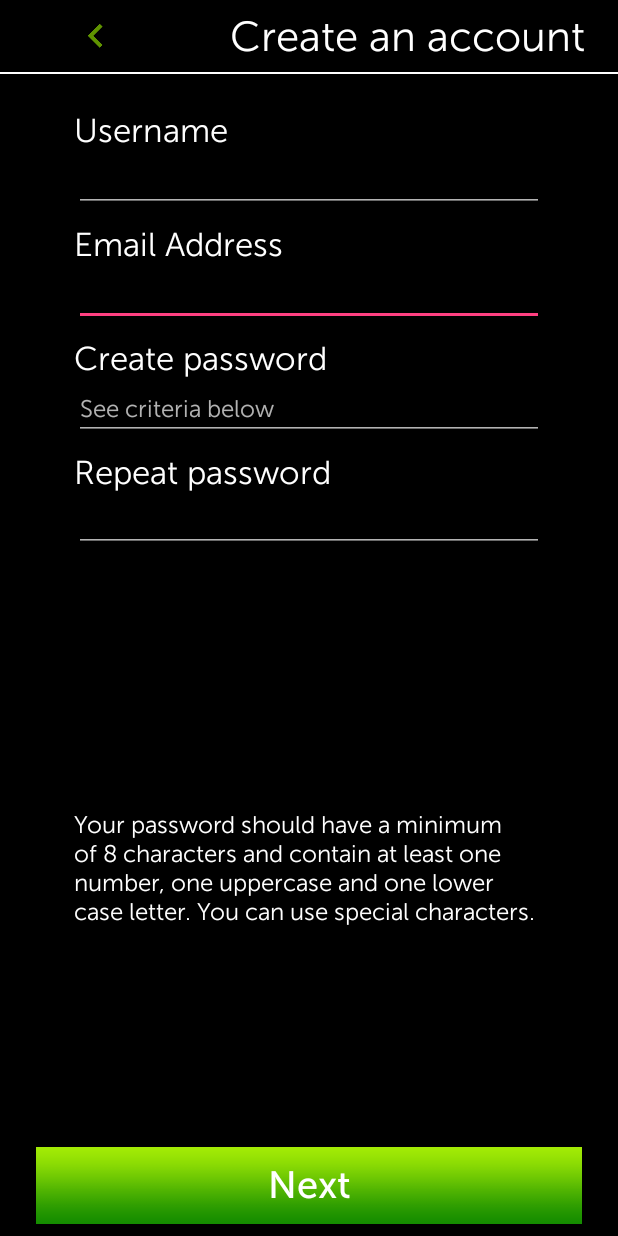
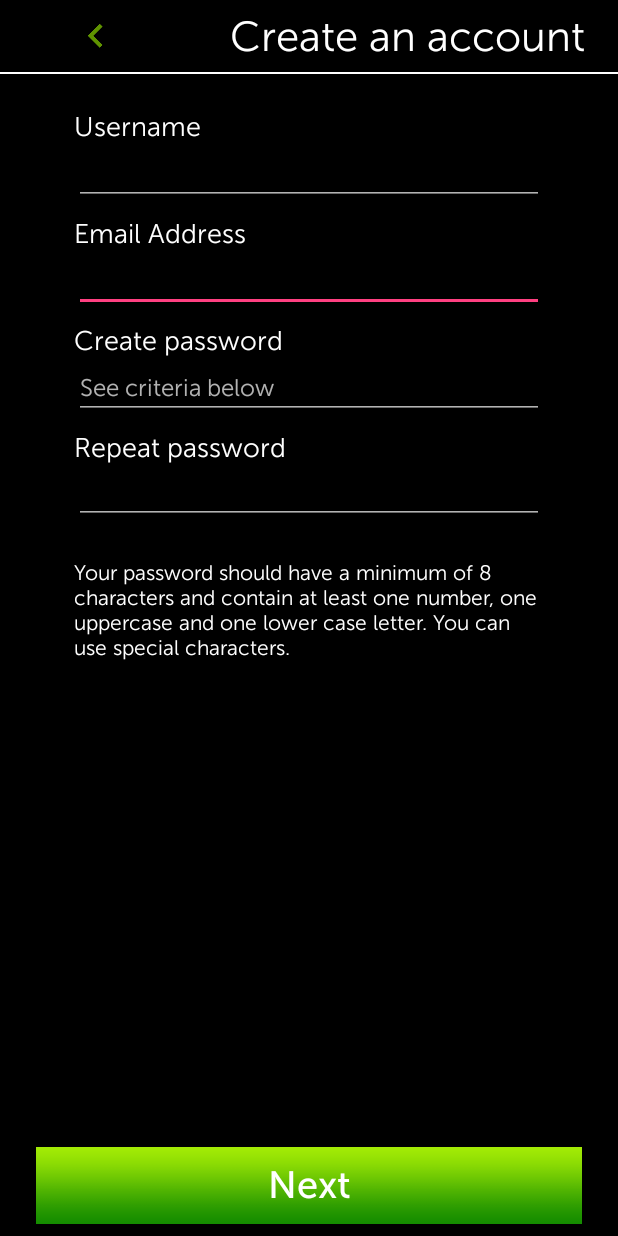
Before and after one commit to samuelpatmoretaetraining/Week2, an Android app: the CreateAccountActivity screen opened directly, with no data from a screen before it, on a phone screen of 412 x 824 dp. Run offline under Robolectric (Android 15) with nearby library versions, the phone set to English and light mode, and no system bars; libraries missing offline, so code that uses them is left out: io.realm; 1 statement that could not run was skipped.

```diff
--- a/app/src/main/java/com/muelpatmore/week1assignment/ButtonClicked.java
+++ b/app/src/main/java/com/muelpatmore/week1assignment/ButtonClicked.java
@@ -1,6 +1,8 @@
 package com.muelpatmore.week1assignment;
 
 import android.view.View;
+
+import com.muelpatmore.week1assignment.realm.RealmLoginDetails;
 
 /**
  * Created by Samuel on 21/11/2017.
@@ -9,4 +11,6 @@ import android.view.View;
 public interface ButtonClicked {
     void loginClicked(View v);
     void loginSubmitted(View v);
+    void registerLogin(View v);
+    void loginRegistered(View v, RealmLoginDetails details);
 }
--- a/app/src/main/java/com/muelpatmore/week1assignment/SplashViewModel.java
+++ b/app/src/main/java/com/muelpatmore/week1assignment/fragments/SplashViewModel.java
@@ -1,4 +1,4 @@
-package com.muelpatmore.week1assignment;
+package com.muelpatmore.week1assignment.fragments;
 
 import android.os.Bundle;
 import android.support.annotation.Nullable;
@@ -7,6 +7,9 @@ import android.view.LayoutInflater;
 import android.view.View;
 import android.view.ViewGroup;
 import android.widget.Button;
+
+import com.muelpatmore.week1assignment.ButtonClicked;
+import com.muelpatmore.week1assignment.R;
 
 /**
  * Created by Samuel on 21/11/2017.
--- a/app/src/main/res/layout/activity_create_account.xml
+++ b/app/src/main/res/layout/activity_create_account.xml
@@ -57,7 +57,7 @@
         android:fontFamily="@font/museo_sans_300"
         android:text="@string/emailAddress"
         android:textColor="@color/colorWhite"
-        android:textSize="22sp"
+        android:textSize="18sp"
         app:layout_constraintEnd_toStartOf="@+id/guideline_90x"
         app:layout_constraintStart_toStartOf="@+id/guideline_10x"
         app:layout_constraintTop_toBottomOf="@+id/etUsername" />
@@ -85,7 +85,7 @@
         android:fontFamily="@font/museo_sans_300"
         android:text="@string/username"
         android:textColor="@color/colorWhite"
-        android:textSize="22sp"
+        android:textSize="18sp"
         app:layout_constraintEnd_toStartOf="@+id/guideline_90x"
         app:layout_constraintStart_toStartOf="@+id/guideline_10x"
         app:layout_constraintTop_toBottomOf="@+id/vBorder1" />
@@ -111,7 +111,7 @@
         android:fontFamily="@font/museo_sans_300"
         android:text="@string/password1"
         android:textColor="@color/colorWhite"
-        android:textSize="22sp"
+        android:textSize="18sp"
         app:layout_constraintEnd_toEndOf="@+id/etEmail"
         app:layout_constraintHorizontal_bias="0.0"
         app:layout_constraintStart_toStartOf="@+id/etEmail"
@@ -138,7 +138,7 @@
         android:fontFamily="@font/museo_sans_300"
         android:text="@string/password2"
         android:textColor="@color/colorWhite"
-        android:textSize="22sp"
+        android:textSize="18sp"
         app:layout_constraintEnd_toEndOf="@+id/etPassword1"
         app:layout_constraintStart_toStartOf="@+id/etPassword1"
         app:layout_constraintTop_toBottomOf="@+id/etPassword1" />
@@ -157,7 +157,7 @@
         app:layout_constraintTop_toBottomOf="@+id/tvPassword2" />
 
     <Button
-        android:id="@+id/btnSplashLogin"
+        android:id="@+id/btnRegisterLogin"
         android:layout_width="0dp"
         android:layout_height="51dp"
         android:layout_marginBottom="8dp"
@@ -165,7 +165,6 @@
         android:layout_marginStart="24dp"
         android:background="@drawable/gradient_button_background"
         android:fontFamily="@font/museo_sans_500"
-        android:onClick="clickHandler"
         android:text="@string/next"
         android:textAllCaps="false"
         android:textSize="25sp"
@@ -194,7 +193,7 @@
         android:layout_marginTop="24dp"
         android:fontFamily="@font/museo_sans_300"
         android:text="@string/passwordCriteria"
-        android:textSize="16sp"
+        android:textSize="14sp"
         app:layout_constraintBottom_toTopOf="@+id/btnSplashLogin"
         app:layout_constraintEnd_toEndOf="@+id/etPassword2"
         app:layout_constraintStart_toStartOf="@+id/etPassword2"
```
Also changed, not shown: app/src/main/java/com/muelpatmore/week1assignment/CreateCustomerViewModel.java (added, +10 -0 lines), app/src/main/java/com/muelpatmore/week1assignment/CustomerListViewModel.java (added, +10 -0 lines), app/src/main/java/com/muelpatmore/week1assignment/MainActivity.java (+39 -2 lines), app/src/main/java/com/muelpatmore/week1assignment/fragments/LoginViewModel.java (renamed from app/src/main/java/com/muelpatmore/week1assignment/LoginViewModel.java, +16 -11 lines), app/src/main/java/com/muelpatmore/week1assignment/fragments/RegisterLoginViewModel.java (added, +85 -0 lines).
